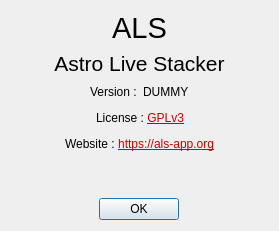
This is src/als/ui/about_ui.ui in gehelem/als as Qt 5 draws it before an edit. The edited form follows.
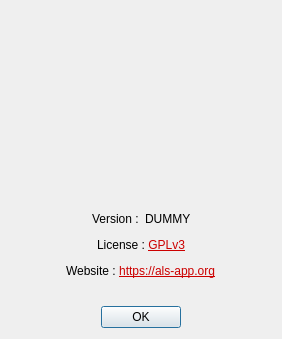
This is the edited form. Icons and pictures are not drawn.

Commit message: Use logo for window icon & about box

```diff
--- a/src/als/ui/about_ui.ui
+++ b/src/als/ui/about_ui.ui
@@ -9,8 +9,8 @@
    <rect>
     <x>0</x>
     <y>0</y>
-    <width>279</width>
-    <height>231</height>
+    <width>282</width>
+    <height>339</height>
    </rect>
   </property>
   <property name="windowTitle">
@@ -21,18 +21,65 @@
   </property>
   <layout class="QVBoxLayout" name="verticalLayout">
    <item>
-    <widget class="QLabel" name="lblTitle">
-     <property name="text">
-      <string notr="true">&lt;html&gt;&lt;head/&gt;&lt;body&gt;&lt;p align=&quot;center&quot;&gt;&lt;span style=&quot; font-size:22pt;&quot;&gt;ALS&lt;/span&gt;&lt;/p&gt;&lt;/body&gt;&lt;/html&gt;</string>
-     </property>
-    </widget>
-   </item>
-   <item>
-    <widget class="QLabel" name="lblName">
-     <property name="text">
-      <string notr="true">&lt;html&gt;&lt;head/&gt;&lt;body&gt;&lt;p align=&quot;center&quot;&gt;&lt;span style=&quot; font-size:16pt;&quot;&gt;Astro Live Stacker&lt;/span&gt;&lt;/p&gt;&lt;/body&gt;&lt;/html&gt;</string>
-     </property>
-    </widget>
+    <layout class="QHBoxLayout" name="horizontalLayout_6">
+     <item>
+      <spacer name="horizontalSpacer_9">
+       <property name="orientation">
+        <enum>Qt::Horizontal</enum>
+       </property>
+       <property name="sizeHint" stdset="0">
+        <size>
+         <width>40</width>
+         <height>20</height>
+        </size>
+       </property>
+      </spacer>
+     </item>
+     <item>
+      <widget class="QLabel" name="logo">
+       <property name="sizePolicy">
+        <sizepolicy hsizetype="Fixed" vsizetype="Fixed">
+         <horstretch>0</horstretch>
+         <verstretch>0</verstretch>
+        </sizepolicy>
+       </property>
+       <property name="minimumSize">
+        <size>
+         <width>192</width>
+         <height>192</height>
+        </size>
+       </property>
+       <property name="maximumSize">
+        <size>
+         <width>192</width>
+         <height>192</height>
+        </size>
+       </property>
+       <property name="text">
+        <string/>
+       </property>
+       <property name="pixmap">
+        <pixmap resource="../../resources/resource.qrc">:/icons/als_logo.svg</pixmap>
+       </property>
+       <property name="scaledContents">
+        <bool>true</bool>
+       </property>
+      </widget>
+     </item>
+     <item>
+      <spacer name="horizontalSpacer_10">
+       <property name="orientation">
+        <enum>Qt::Horizontal</enum>
+       </property>
+       <property name="sizeHint" stdset="0">
+        <size>
+         <width>40</width>
+         <height>20</height>
+        </size>
+       </property>
+      </spacer>
+     </item>
+    </layout>
    </item>
    <item>
     <layout class="QHBoxLayout" name="horizontalLayout_2">
```
Left out of the diff: 4 changed lines with no effect on the pictures. The commit also changes 3 other files.
